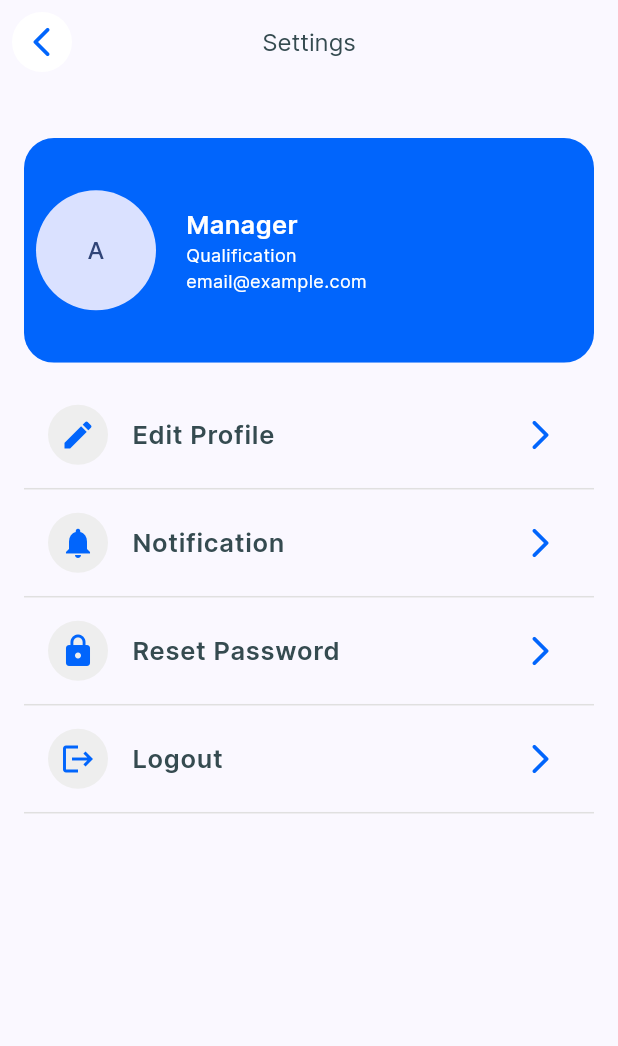
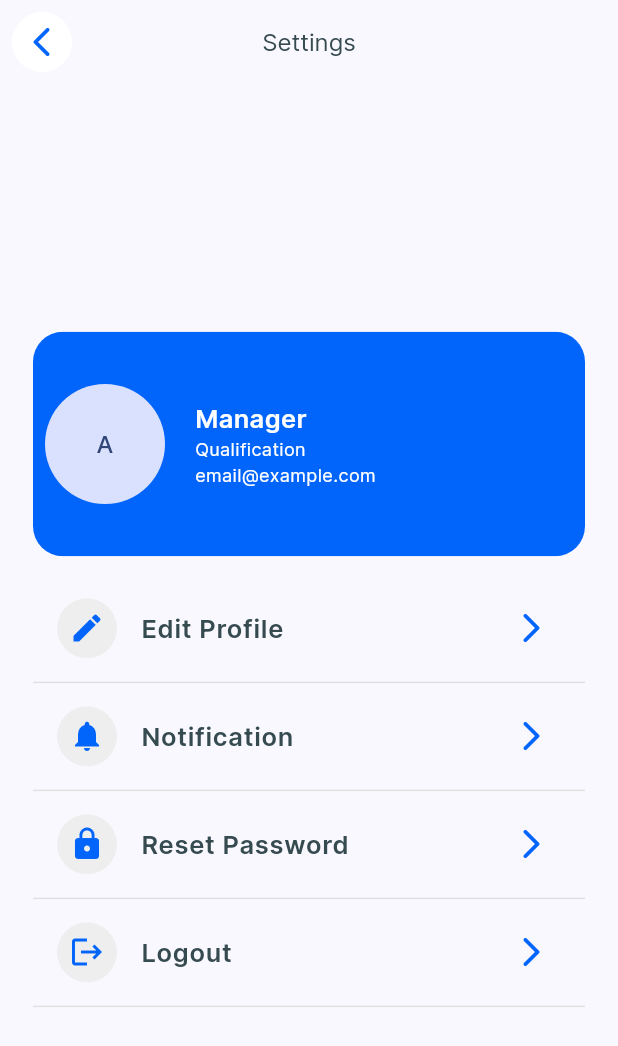
Before and after one commit to chaaviesol/rx-frontend, a Flutter app: the BottomNavigationMngr screen opened directly, after a tap on the "settings" icon, on a phone screen of 412 x 824 dp. Shown: the top 1046 px of the screen. Run offline on Flutter 3.47's test engine with Material 3 defaults, Android fonts, the light colour scheme and no system bars; our stand-ins replace another_flushbar, file_picker, fl_chart, flutter_local_notifications, flutter_typeahead, fluttertoast and 5 more; accounts and stored records are empty; network calls fail.

Commit message:
bottom nav bar page aligned to center in web look,login button node added

```diff
--- a/lib/New Rx Project/Manager/BottomNav/BottomNavManager.dart
+++ b/lib/New Rx Project/Manager/BottomNav/BottomNavManager.dart
@@ -65,7 +65,12 @@ class _BottomNavigationMngrState extends State<BottomNavigationMngr>
   @override
   Widget build(BuildContext context) {
     return Scaffold(
-      body: Stack(
+      body: Center(
+        child: ConstrainedBox(
+          constraints: BoxConstraints(
+            maxWidth: 400,
+          ),
+          child: Stack(
             children: [
               PageView(
                 controller: _pageController,
@@ -101,6 +106,8 @@ class _BottomNavigationMngrState extends State<BottomNavigationMngr>
                   ),
                 ),
             ],
+          ),
+        ),
       ),
     );
   }
--- a/lib/New Rx Project/Manager/Login page.dart
+++ b/lib/New Rx Project/Manager/Login page.dart
@@ -73,6 +73,7 @@ class _LoginPageNewState extends State<LoginPageNew> {
 
   final FocusNode useridNode = FocusNode();
   final FocusNode passwordNode = FocusNode();
+  final FocusNode loginButtonNode = FocusNode();
 
 
 
@@ -287,7 +288,7 @@ class _LoginPageNewState extends State<LoginPageNew> {
                           controller: password,
                           focusNode: passwordNode,
                           onFieldSubmitted: (value){
-                            Utils.fieldFocusChange(context, passwordNode, passwordNode);
+                            Utils.fieldFocusChange(context, passwordNode, loginButtonNode);
                           },
                           obscureText: !_passwordVisible,
                           validator: (value) {
@@ -331,6 +332,7 @@ class _LoginPageNewState extends State<LoginPageNew> {
                 ),
                 Center(
                   child: InkWell(
+                    focusNode: loginButtonNode,
                     onTap: () {
                       if (_formKey.currentState!.validate()) {
                         setState(() {
--- a/lib/New Rx Project/Manager/Settings.dart
+++ b/lib/New Rx Project/Manager/Settings.dart
@@ -70,7 +70,12 @@ class _SettingsPageState extends State<SettingsPage> {
           style: text40016black,
         ),
       ),
-      body: SingleChildScrollView(
+      body: Center(
+        child: ConstrainedBox(
+          constraints: BoxConstraints(
+            maxWidth: 400,
+          ),
+          child: SingleChildScrollView(
             child: Padding(
               padding: const EdgeInsets.all(16.0),
               child: Column(
@@ -147,6 +152,8 @@ class _SettingsPageState extends State<SettingsPage> {
               ),
             ),
           ),
+        ),
+      ),
     );
   }
 
```
Also changed, not shown: 1 other file. Lines whose indentation alone changed are shown as unchanged.
